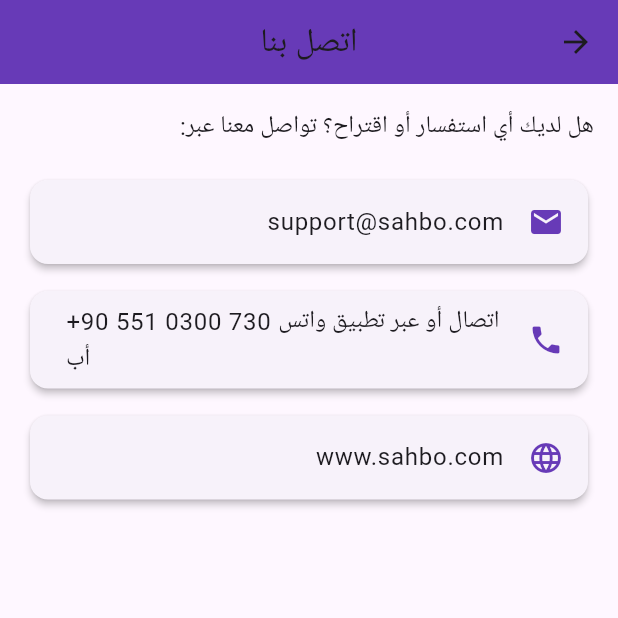
After one commit to hashembadawi/forsa, a Flutter app: the AccountScreen screen opened directly, after a tap on "اتصل بنا", on a phone screen of 412 x 824 dp, the top half of it. The commit adds this screen. Run offline on Flutter 3.47's test engine with Material 3 defaults, Android fonts, the phone set to English and light mode, and no system bars; our stand-ins replace shared_preferences; accounts and stored records are empty.

Commit message:
Add  home  , my advs, contact us,my account screens

```diff
--- /dev/null
+++ b/lib/screens/account_screen.dart
@@ -0,0 +1,92 @@
+import 'package:flutter/material.dart';
+
+import 'ad_terms_screen.dart';
+import 'contact_us_screen.dart';
+
+class AccountScreen extends StatelessWidget {
+  final String userName;
+  final String userEmail;
+  final bool isLoggedIn;
+
+  const AccountScreen({
+    super.key,
+    required this.userName,
+    required this.userEmail,
+    required this.isLoggedIn,
+  });
+
+  @override
+  Widget build(BuildContext context) {
+    return Directionality(
+      textDirection: TextDirection.rtl,
+      child: Scaffold(
+        appBar: AppBar(
+          backgroundColor: Colors.deepPurple,
+          title: Text('حسابي'),
+          centerTitle: true,
+        ),
+        body: Padding(
+          padding: const EdgeInsets.all(16),
+          child: Column(
+            crossAxisAlignment: CrossAxisAlignment.start,
+            children: [
+              // ✅ ترحيب بالمستخدم
+              Container(
+                padding: EdgeInsets.all(16),
+                decoration: BoxDecoration(
+                  color: Colors.deepPurple[50],
+                  borderRadius: BorderRadius.circular(12),
+                ),
+                child: isLoggedIn
+                    ? Column(
+                  crossAxisAlignment: CrossAxisAlignment.start,
+                  children: [
+                    Text('مرحباً، $userName 👋',
+                        style: TextStyle(
+                            fontSize: 20, fontWeight: FontWeight.bold)),
+                    SizedBox(height: 8),
+                    Text('البريد الإلكتروني: $userEmail',
+                        style: TextStyle(fontSize: 16)),
+                  ],
+                )
+                    : Center(
+                  child: Text(
+                    'يرجى تسجيل الدخول لعرض معلومات حسابك',
+                    style: TextStyle(fontSize: 16),
+                  ),
+                ),
+              ),
+
+              SizedBox(height: 30),
+
+              // ✅ عناصر القائمة
+              _buildItem(context, Icons.article, 'شروط الإعلان', () {
+                Navigator.push(context, MaterialPageRoute(builder: (_) => AdTermsScreen()));
+              }),
+              Divider(),
+
+              _buildItem(context, Icons.call, 'اتصل بنا', () {
+                Navigator.push(context, MaterialPageRoute(builder: (_) => ContactUsScreen()));
+              }),
+              Divider(),
+
+              _buildItem(context, Icons.logout, 'تسجيل الخروج', () {
+                // TODO: تنفيذ تسجيل الخروج
+                Navigator.pop(context);
+              }),
+            ],
+          ),
+        ),
+      ),
+    );
+  }
+
+  Widget _buildItem(BuildContext context, IconData icon, String title, VoidCallback onTap) {
+    return ListTile(
+      leading: Icon(icon, color: Colors.deepPurple),
+      title: Text(title, style: TextStyle(fontSize: 16)),
+      trailing: Icon(Icons.arrow_forward_ios, size: 16),
+      onTap: onTap,
+    );
+  }
+}
--- /dev/null
+++ b/lib/screens/contact_us_screen.dart
@@ -0,0 +1,93 @@
+import 'package:flutter/material.dart';
+import 'package:url_launcher/url_launcher.dart';
+
+class ContactUsScreen extends StatelessWidget {
+  const ContactUsScreen({super.key});
+
+  /// فتح البريد الإلكتروني
+  void _launchEmail() async {
+    final Uri emailUri = Uri(
+      scheme: 'mailto',
+      path: 'support@sahbo.com',
+    );
+    if (await canLaunchUrl(emailUri)) {
+      await launchUrl(emailUri);
+    }
+  }
+
+  /// فتح واتساب مع الرقم
+  void _launchWhatsApp() async {
+    final String phoneNumber = '+905510300730';
+    final Uri whatsappUri = Uri.parse('https://wa.me/${phoneNumber.replaceAll('+', '')}');
+    if (await canLaunchUrl(whatsappUri)) {
+      await launchUrl(whatsappUri, mode: LaunchMode.externalApplication);
+    } else {
+      // يمكنك عرض رسالة في حال لم يكن واتساب متاحًا
+      debugPrint("لا يمكن فتح واتساب");
+    }
+  }
+
+  /// فتح الموقع في المتصفح
+  void _launchWebsite() async {
+    final Uri webUri = Uri.parse('https://www.sahbo.com');
+    if (await canLaunchUrl(webUri)) {
+      await launchUrl(webUri, mode: LaunchMode.externalApplication);
+    }
+  }
+
+  @override
+  Widget build(BuildContext context) {
+    return Directionality(
+      textDirection: TextDirection.rtl,
+      child: Scaffold(
+        appBar: AppBar(
+          backgroundColor: Colors.deepPurple,
+          title: const Text('اتصل بنا'),
+          centerTitle: true,
+        ),
+        body: Padding(
+          padding: const EdgeInsets.all(16),
+          child: Column(
+            crossAxisAlignment: CrossAxisAlignment.start,
+            children: [
+              const Text(
+                'هل لديك أي استفسار أو اقتراح؟ تواصل معنا عبر:',
+                style: TextStyle(fontSize: 16),
+              ),
+              const SizedBox(height: 20),
+
+              Card(
+                elevation: 2,
+                child: ListTile(
+                  leading: const Icon(Icons.email, color: Colors.deepPurple),
+                  title: const Text('support@sahbo.com'),
+                  onTap: _launchEmail,
+                ),
+              ),
+              const SizedBox(height: 10),
+
+              Card(
+                elevation: 2,
+                child: ListTile(
+                  leading: const Icon(Icons.phone, color: Colors.deepPurple),
+                  title: const Text('+90 551 0300 730 اتصال أو عبر تطبيق واتس أب',textDirection: TextDirection.ltr,),
+                  onTap: _launchWhatsApp,
+                ),
+              ),
+              const SizedBox(height: 10),
+
+              Card(
+                elevation: 2,
+                child: ListTile(
+                  leading: const Icon(Icons.language, color: Colors.deepPurple),
+                  title: const Text('www.sahbo.com'),
+                  onTap: _launchWebsite,
+                ),
+              ),
+            ],
+          ),
+        ),
+      ),
+    );
+  }
+}
--- a/pubspec.yaml
+++ b/pubspec.yaml
@@ -38,6 +38,7 @@ dependencies:
 dev_dependencies:
   http: ^1.1.0
   shared_preferences: ^2.2.2
+  url_launcher: ^6.2.5
   flutter_test:
     sdk: flutter
 
```
Also changed, not shown: lib/screens/ad_terms_screen.dart (added, +36 -0 lines), lib/screens/home_screen.dart (+13 -1 lines), pubspec.lock.
